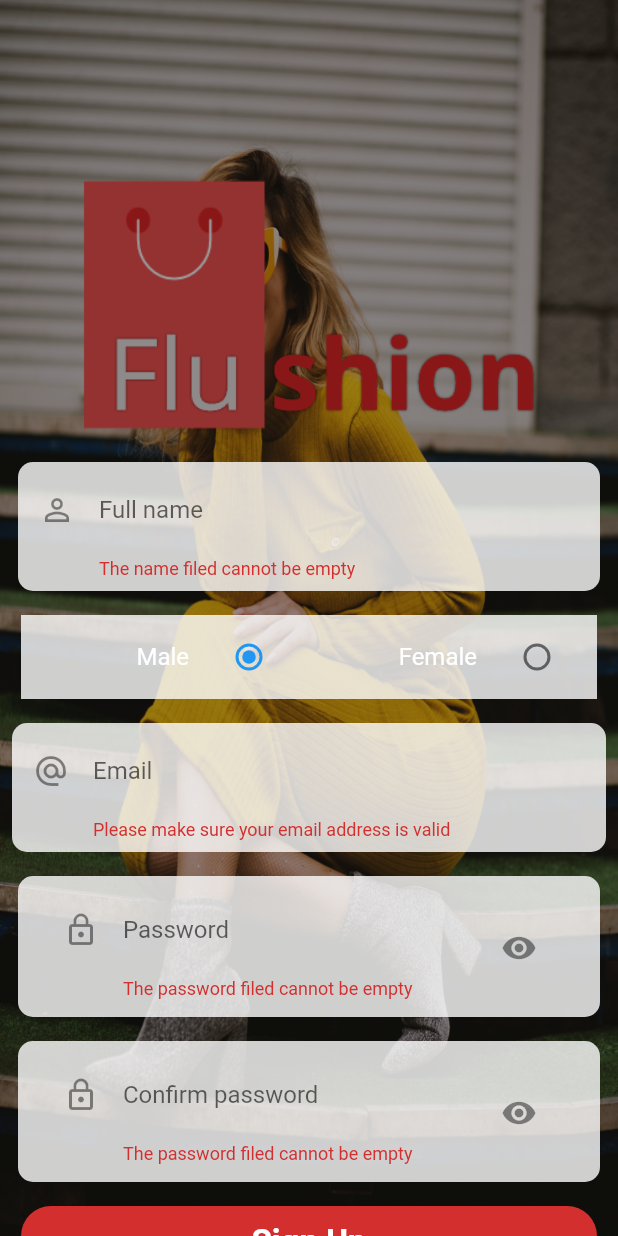
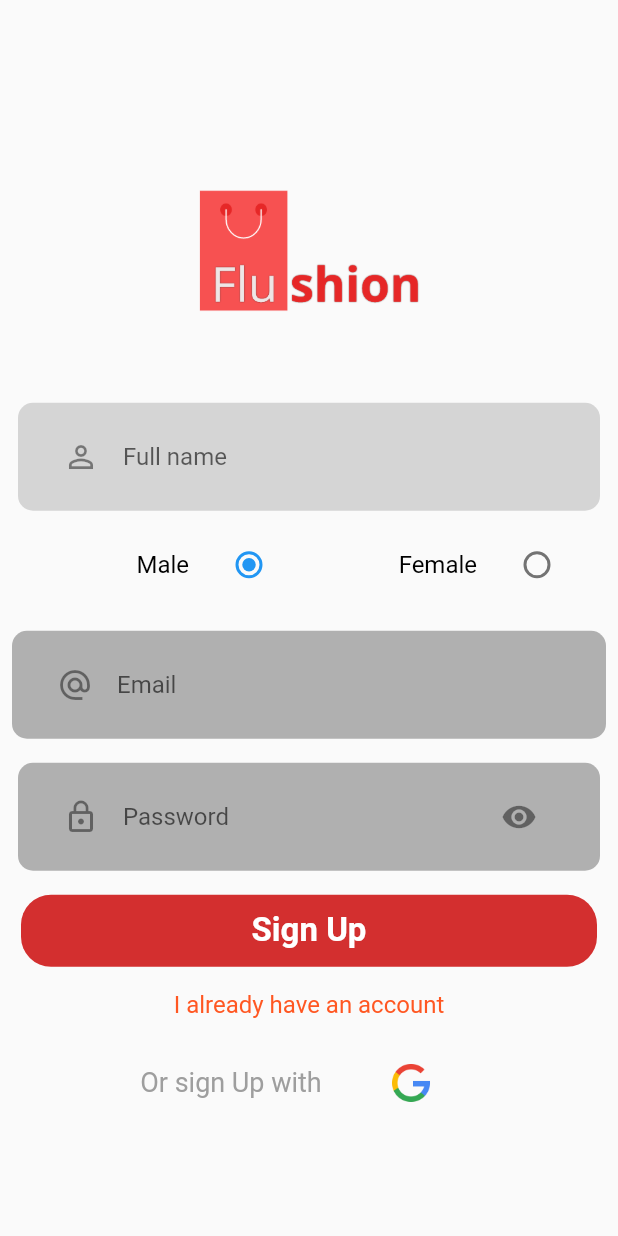
Before and after one commit to Ayobami-00/flutter-ecommerce-application, a Flutter app: the SignUp screen opened directly, after a tap on "Sign Up", on a phone screen of 412 x 824 dp. Run offline on Flutter 3.47's test engine with Material 2 defaults, Android fonts, the phone set to English and light mode, and no system bars; our stand-ins replace carousel_pro, cloud_firestore, firebase_auth, firebase_database, fluttertoast, google_sign_in and 1 more; missing offline and left inert: cloud_firestore_all; accounts and stored records are empty.

Commit message:
implemented google sign up

```diff
--- /dev/null
+++ b/flutter_ecommerce_application/lib/commons/common.dart
@@ -0,0 +1,14 @@
+import 'package:flutter/material.dart';
+
+Color deepOrange = Colors.deepOrange;
+Color black = Colors.black;
+Color white  = Colors.white;
+
+//
+void changeScreen(BuildContext context, Widget widget){
+  Navigator.push(context, MaterialPageRoute(builder: (context)=> widget));
+}
+
+void changeScreenReplacement(BuildContext context, Widget widget){
+  Navigator.pushReplacement(context, MaterialPageRoute(builder: (context)=> widget));
+}
--- /dev/null
+++ b/flutter_ecommerce_application/lib/db/auth.dart
@@ -0,0 +1,34 @@
+import 'package:firebase_auth/firebase_auth.dart';
+import 'package:google_sign_in/google_sign_in.dart';
+import 'package:cloud_firestore/cloud_firestore.dart';
+
+abstract class BaseAuth{
+  Future<FirebaseUser> googleSignIn();
+}
+
+class Auth implements BaseAuth{
+  FirebaseAuth _firebaseAuth = FirebaseAuth.instance;
+  @override
+  Future<FirebaseUser> googleSignIn() async {
+    final GoogleSignIn _googleSignIn = GoogleSignIn();
+    final GoogleSignInAccount googleAccount = await _googleSignIn.signIn();
+    final GoogleSignInAuthentication googleAuth =  await googleAccount.authentication;
+
+
+    final AuthCredential credential = GoogleAuthProvider.getCredential(
+      idToken: googleAuth.idToken,
+      accessToken: googleAuth.accessToken
+    );
+
+    try{
+      AuthResult authResult = await _firebaseAuth.signInWithCredential(credential);
+      FirebaseUser user = authResult.user;
+      // FirebaseUser user = await _firebaseAuth.signInWithCredential(credential);
+      return user;
+    }catch(e){
+      print(e.toString());
+      return null;
+    }
+  }
+
+}
--- a/flutter_ecommerce_application/lib/db/users.dart
+++ b/flutter_ecommerce_application/lib/db/users.dart
@@ -1,13 +1,15 @@
 import 'package:firebase_database/firebase_database.dart';
+import 'package:cloud_firestore/cloud_firestore.dart';
+
 class UserServices{
 
-  FirebaseDatabase _database = FirebaseDatabase.instance;
-  String ref = "users";
-  createUser(String uid, Map value){
-    _database.reference().child("$ref/$uid").set(
-      value
-    ).catchError((e)=>{print(e.toString())});
-  }
+  Firestore _firestore = Firestore.instance;
+  String collection = "users";
+  void createUser(Map data){
+    _firestore.collection(collection).document(
+      data["userId"]
+    ).setData(data);
 
 
 }
+}
--- a/flutter_ecommerce_application/lib/pages/signup.dart
+++ b/flutter_ecommerce_application/lib/pages/signup.dart
@@ -1,5 +1,7 @@
 import 'package:firebase_auth/firebase_auth.dart';
 import 'package:flutter/material.dart';
+import 'package:flutter_ecommerce_application/commons/common.dart';
+import 'package:flutter_ecommerce_application/db/auth.dart';
 import 'package:flutter_ecommerce_application/pages/home.dart';
 import '../db/users.dart';
 
@@ -11,7 +13,7 @@
 class _SignUpState extends State<SignUp> {
   final FirebaseAuth firebaseAuth = FirebaseAuth.instance;
   final _formKey = GlobalKey<FormState>();
-  UserServices _userServices =  UserServices();
+  UserServices _userServices = UserServices();
   TextEditingController _emailTextController = TextEditingController();
   TextEditingController _passwordTextController = TextEditingController();
   TextEditingController _confirmPasswordTextController =
@@ -21,42 +23,40 @@
   String gender;
   String groupValue = "male";
   bool hidePass = true;
+  Auth auth = Auth();
   @override
   Widget build(BuildContext context) {
     return Scaffold(
       body: Stack(
         children: <Widget>[
-          Image.asset(
-            'images/back.jpg',
+          Padding(
+            padding: const EdgeInsets.only(top: 0.0),
+              child: Form(
+                key: _formKey,
+                child: Column(
+                  mainAxisAlignment: MainAxisAlignment.center,
+                  children: <Widget>[
+                    Padding(
+                      padding: const EdgeInsets.all(0.0),
+                      child: Container(
+                        alignment: Alignment.topCenter,
+                        child: Image.asset(
+                          'images/logo.png',
+                          width: 200.0,
                           fit: BoxFit.fill,
-            width: double.infinity,
-            height: double.infinity,
-          ),
-          Container(
-              alignment: Alignment.topCenter,
-              child: Image.asset('images/logo.png')),
-          Container(
-            color: Colors.black.withOpacity(0.4),
-            width: double.infinity,
-            height: double.infinity,
+                        ),),
                     ),
                     Padding(
-            padding: const EdgeInsets.only(top: 300.0),
-            child: Center(
-              child: Form(
-                key: _formKey,
-                child: ListView(
-                  children: <Widget>[
-                    Padding(
-                      padding: const EdgeInsets.fromLTRB(12.0, 8.0, 12.0, 8.0),
+                      padding: const EdgeInsets.fromLTRB(12.0, 0.0, 12.0, 8.0),
                       child: Material(
                         borderRadius: BorderRadius.circular(10.0),
-                        color: Colors.white.withOpacity(0.8),
+                        color: Colors.grey.withOpacity(0.4),
                         elevation: 0.0,
                         child: Padding(
                           padding:
                               const EdgeInsets.fromLTRB(14.0, 8.0, 14.0, 8.0),
-                          child: TextFormField(
+                          child: ListTile(
+                            title: TextFormField(
                                 decoration: InputDecoration(
                                     hintText: "Full name",
                                     icon: Icon(Icons.person_outline),
@@ -72,10 +72,10 @@
                           ),
                         ),
                       ),
+                    ),
                     Padding(
-                      padding: const EdgeInsets.fromLTRB(14.0, 8.0, 14.0, 8.0),
+                      padding: const EdgeInsets.fromLTRB(14.0, 0.0, 14.0, 8.0),
                       child: Container(
-                        color: Colors.white.withOpacity(0.8),
                         child: Row(
                           children: <Widget>[
                             Expanded(
@@ -83,7 +83,7 @@
                                 title: Text(
                                   "Male",
                                   textAlign: TextAlign.end,
-                                  style: TextStyle(color: Colors.white),
+                                  style: TextStyle(color: Colors.black),
                                 ),
                                 trailing: Radio(
                                     value: "male",
@@ -96,7 +96,7 @@
                                 title: Text(
                                   "Female",
                                   textAlign: TextAlign.end,
-                                  style: TextStyle(color: Colors.white),
+                                  style: TextStyle(color: Colors.black),
                                 ),
                                 trailing: Radio(
                                     value: "female",
@@ -112,19 +112,20 @@
                       padding: const EdgeInsets.all(8.0),
                       child: Material(
                         borderRadius: BorderRadius.circular(10.0),
-                        color: Colors.white.withOpacity(0.8),
+                        color: Colors.grey.withOpacity(0.8),
                         elevation: 0.0,
                         child: Padding(
                           padding:
                               const EdgeInsets.fromLTRB(14.0, 8.0, 14.0, 8.0),
-                          child: TextFormField(
+                          child: ListTile(
+                            title: TextFormField(
                                 decoration: InputDecoration(
                                     hintText: "Email",
                                     icon: Icon(Icons.alternate_email),
                                     border: InputBorder.none),
                                 keyboardType: TextInputType.emailAddress,
                                 controller: _emailTextController,
-                              validator: (value){
+                                validator: (value) {
                                   if (value.isEmpty) {
                                     Pattern pattern =
                                         r'^(([^<>()[\]\\.,;:\s@\"]+(\.[^<>()[\]\\.,;:\s@\"]+)*)|(\".+\"))@((\[[0-9]{1,3}\.[0-9]{1,3}\.[0-9]{1,3}\.[0-9]{1,3}\])|(([a-zA-Z\-0-9]+\.)+[a-zA-Z]{2,}))$';
@@ -138,11 +139,12 @@
                           ),
                         ),
                       ),
+                    ),
                     Padding(
                       padding: const EdgeInsets.fromLTRB(12.0, 8.0, 12.0, 8.0),
                       child: Material(
                         borderRadius: BorderRadius.circular(10.0),
-                        color: Colors.white.withOpacity(0.8),
+                        color: Colors.grey.withOpacity(0.8),
                         elevation: 0.0,
                         child: Padding(
                           padding:
@@ -175,46 +177,46 @@
                         ),
                       ),
                     ),
-                    Padding(
-                      padding: const EdgeInsets.fromLTRB(12.0, 8.0, 12.0, 8.0),
-                      child: Material(
-                        borderRadius: BorderRadius.circular(10.0),
-                        color: Colors.white.withOpacity(0.8),
-                        elevation: 0.0,
-                        child: Padding(
-                          padding:
-                              const EdgeInsets.fromLTRB(14.0, 8.0, 14.0, 8.0),
-                          child: ListTile(
-                              title: TextFormField(
-                                  decoration: InputDecoration(
-                                      hintText: "Confirm password",
-                                      icon: Icon(Icons.lock_outline),
-                                      border: InputBorder.none),
-                                  keyboardType: TextInputType.emailAddress,
-                                  controller: _confirmPasswordTextController,
-                                  obscureText: hidePass,
-                                  validator: (value) {
-                                    if (value.isEmpty) {
-                                      return "The password filed cannot be empty";
-                                    } else if (value.length < 6) {
-                                      return "The password has to be at least 6 characters long";
-                                    } else if (_passwordTextController.text !=
-                                        value) {
-                                      return "The passwords do not match";
-                                    }
-                                    return null;
-                                  }),
-                              trailing: IconButton(
-                                icon: Icon(Icons.remove_red_eye),
-                                onPressed: () {
-                                  setState(() {
-                                    hidePass = false;
-                                  });
-                                },
-                              )),
-                        ),
-                      ),
-                    ),
+                    // Padding(
+                    //   padding: const EdgeInsets.fromLTRB(12.0, 8.0, 12.0, 8.0),
+                    //   child: Material(
+                    //     borderRadius: BorderRadius.circular(10.0),
+                    //     color: Colors.white.withOpacity(0.8),
+                    //     elevation: 0.0,
+                    //     child: Padding(
+                    //       padding:
+                    //           const EdgeInsets.fromLTRB(14.0, 8.0, 14.0, 8.0),
+                    //       child: ListTile(
+                    //           title: TextFormField(
+                    //               decoration: InputDecoration(
+                    //                   hintText: "Confirm password",
+                    //                   icon: Icon(Icons.lock_outline),
+                    //                   border: InputBorder.none),
+                    //               keyboardType: TextInputType.emailAddress,
+                    //               controller: _confirmPasswordTextController,
+                    //               obscureText: hidePass,
+                    //               validator: (value) {
+                    //                 if (value.isEmpty) {
+                    //                   return "The password filed cannot be empty";
+                    //                 } else if (value.length < 6) {
+                    //                   return "The password has to be at least 6 characters long";
+                    //                 } else if (_passwordTextController.text !=
+                    //                     value) {
+                    //                   return "The passwords do not match";
+                    //                 }
+                    //                 return null;
+                    //               }),
+                    //           trailing: IconButton(
+                    //             icon: Icon(Icons.remove_red_eye),
+                    //             onPressed: () {
+                    //               setState(() {
+                    //                 hidePass = false;
+                    //               });
+                    //             },
+                    //           )),
+                    //     ),
+                    //   ),
+                    // ),
                     Padding(
                       padding: const EdgeInsets.fromLTRB(14.0, 8.0, 14.0, 8.0),
                       child: Material(
@@ -222,8 +224,8 @@
                           color: Colors.red.shade700,
                           elevation: 0.0,
                           child: MaterialButton(
-                            onPressed: () async{
-                              validateForm();
+                            onPressed: () async {
+                              // validateForm();
                             },
                             minWidth: MediaQuery.of(context).size.width,
                             child: Text(
@@ -245,15 +247,53 @@
                                 Navigator.pop(context);
                               },
                               child: Text(
-                                "Login",
-                                style: TextStyle(color: Colors.blue),
+                                "I already have an account",
+                                style: TextStyle(
+                                    color: Colors.deepOrange, fontSize: 16),
                                 textAlign: TextAlign.center,
                               ))),
-                    )
+                    ),
+                    Padding(
+                      padding: const EdgeInsets.all(2.0),
+                      child: Row(
+                        mainAxisAlignment: MainAxisAlignment.center,
+                        children: <Widget>[
+                          Padding(
+                            padding: const EdgeInsets.all(8.0),
+                            child: Text(
+                              "Or sign Up with",
+                              style:
+                                  TextStyle(fontSize: 18, color: Colors.grey),
+                            ),
+                          ),
+                          Padding(
+                            padding: const EdgeInsets.all(8.0),
+                            child: MaterialButton(
+                                onPressed: () async{
+                                  FirebaseUser user = await auth.googleSignIn();
+                                  if(user == null){
+                                    _userServices.createUser(
+                                      {
+                                        "name": user.displayName,
+                                        "photo": user.photoUrl,
+                                        "email": user.email,
+                                        "userId": user.uid
+                                      });
+                                      changeScreenReplacement(context, HomePage());
+                                  }
+                                },
+                                child: Image.asset(
+                                  "images/ggg.png",
+                                  width: 30,
+                                )),
+                          ),
                         ],
                       ),
                     ),
+                  ],
                 ),
+              ),
+
           ),
           Visibility(
               visible: loading ?? true,
@@ -300,36 +340,35 @@
     });
   }
 
-  Future validateForm() async {
-    FormState formState = _formKey.currentState;
+  // Future validateForm() async {
+  //   FormState formState = _formKey.currentState;
 
-    if (formState.validate()) {
-      formState.reset();
-      FirebaseUser user = await firebaseAuth.getUser();
-      if (user == null) {
-        firebaseAuth.createUserWithEmailAndPassword(
-            email: _emailTextController.text,
-            password: _passwordTextController.text).then(
-              (user)=>{
-                _userServices.createUser(
-                  user.uid.toString(),
-                  {
-                  "username": _nameTextController.text,
-                  "email": user.email,
-                  "userId": user.uid,
-                  "gender": gender,
+  //   if (formState.validate()) {
+  //     formState.reset();
+  //     FirebaseUser user = await firebaseAuth.getUser();
+  //     if (user == null) {
+  //       firebaseAuth.createUserWithEmailAndPassword(
+  //           email: _emailTextController.text,
+  //           password: _passwordTextController.text).then(
+  //             (user)=>{
+  //               _userServices.createUser(
+  //                 user.uid.toString(),
+  //               //   {
+  //               //   "username": _nameTextController.text,
+  //               //   "email": user.email,
+  //               //   "userId": user.uid,
+  //               //   "gender": gender,
 
+  //               // })
 
-                })
+  //             }).catchError((err)=>{
+  //               print(err.toString())
+  //               });
 
-              }).catchError((err)=>{
-                print(err.toString())
-                });
+  //               Navigator.pushReplacement(
+  //        context, MaterialPageRoute(builder: (context) => HomePage()));
 
-                Navigator.pushReplacement(
-         context, MaterialPageRoute(builder: (context) => HomePage()));
-
+  //     }
+  //   }
+  // }
 }
-    }
-  }
-}
--- a/flutter_ecommerce_application/pubspec.yaml
+++ b/flutter_ecommerce_application/pubspec.yaml
@@ -25,7 +25,7 @@
   google_sign_in: ^4.1.1
   shared_preferences: ^0.5.6+1
   fluttertoast: ^3.1.3
-  firebase_database: ^3.1.1
+  firebase_database:
 
 
   # The following adds the Cupertino Icons font to your application.
@@ -72,6 +72,7 @@
    - images/back.jpg
    - images/logo.png
    - images/google.png
+   - images/ggg.png
 
 
 
```
Also changed, not shown: flutter_ecommerce_application/images/ggg.png (added). Lines whose indentation alone changed are shown as unchanged.
